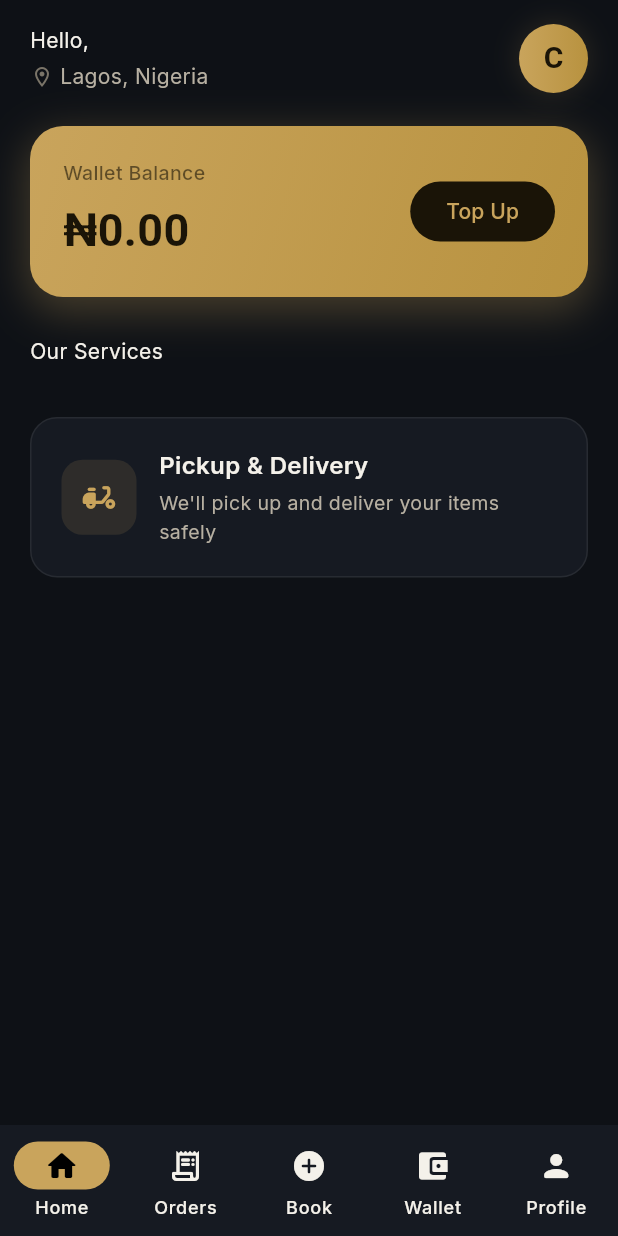
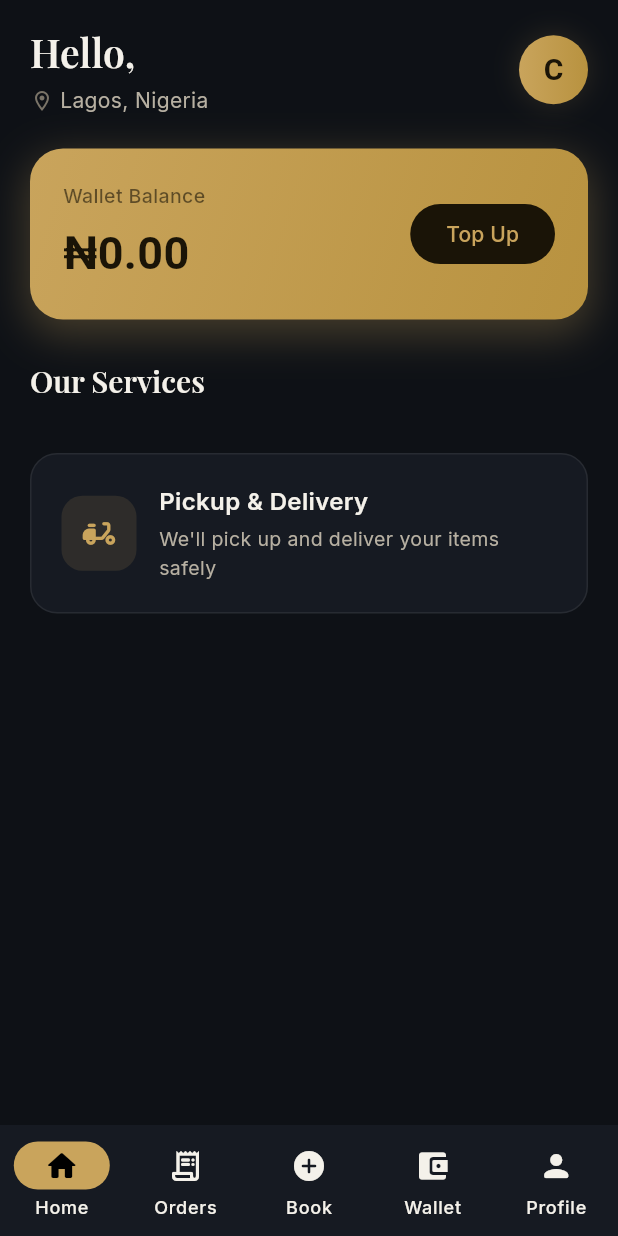
Before and after one commit to darrellojie350-wq/cos-luxury-wash, a Flutter app: the HomeScreen screen opened by its route, on a phone screen of 412 x 824 dp. Run offline on Flutter 3.47's test engine with Material 3 defaults, Android fonts, the light colour scheme and no system bars; drawn by our look-alikes of flutter_animate; our stand-ins replace go_router, google_fonts, supabase_flutter; accounts and stored records are empty; Roboto replaces fonts that are missing (Fraunces).

Commit message:
fix: resolve analyzer errors — AppText alias, CosAnimate signature, go_router imports, Duration types, profile TextStyle

```diff
--- a/lib/screens/booking_screen.dart
+++ b/lib/screens/booking_screen.dart
@@ -123,7 +123,7 @@ class _BookingScreenState extends State<BookingScreen> {
         _stepper(),
         Expanded(
           child: AnimatedSwitcher(
-            duration: 300,
+            duration: const Duration(milliseconds: 300),
             child: [
               _serviceStep(),
               _pickupStep(),
@@ -176,7 +176,7 @@ class _BookingScreenState extends State<BookingScreen> {
             child: GestureDetector(
               onTap: () => setState(() => _service = s),
               child: AnimatedContainer(
-                duration: 250,
+                duration: const Duration(milliseconds: 250),
                 curve: Curves.easeOut,
                 padding: const EdgeInsets.all(16),
                 decoration: BoxDecoration(
--- a/lib/screens/home_screen.dart
+++ b/lib/screens/home_screen.dart
@@ -1,5 +1,6 @@
 import 'package:flutter/material.dart';
 import 'package:flutter_animate/flutter_animate.dart';
+import 'package:go_router/go_router.dart';
 import '../theme/colors.dart';
 import '../theme/theme.dart';
 import '../services/supabase_service.dart';
--- a/lib/screens/orders_screen.dart
+++ b/lib/screens/orders_screen.dart
@@ -40,7 +40,7 @@ class _OrdersScreenState extends State<OrdersScreen> {
   Widget build(BuildContext context) {
     return Scaffold(
       appBar: AppBar(
-        title: AppText.display(22, AppColors.ink),
+        title: Text('Orders', style: AppText.display(22, AppColors.ink)),
         actions: [IconButton(icon: const Icon(Icons.refresh, color: AppColors.ink2), onPressed: _load)],
       ),
       body: Column(children: [
--- a/lib/screens/profile_screen.dart
+++ b/lib/screens/profile_screen.dart
@@ -28,7 +28,7 @@ class _ProfileScreenState extends State<ProfileScreen> {
       body: ListView(padding: const EdgeInsets.all(20), children: [
         const SizedBox(height: 8),
         Column(children: [
-          Container(width: 84, height: 84, decoration: BoxDecoration(shape: BoxShape.circle, gradient: const LinearGradient(colors: [AppColors.gold, AppColors.goldDeep]), boxShadow: [BoxShadow(color: AppColors.goldGlow, blurRadius: 18, spreadRadius: 3)]), child: const Center(child: Text('C', style: {FontWeight: FontWeight.w700, FontSize: 34, Color: Color(0xFF1A1407)} as TextStyle))),
+          Container(width: 84, height: 84, decoration: BoxDecoration(shape: BoxShape.circle, gradient: const LinearGradient(colors: [AppColors.gold, AppColors.goldDeep]), boxShadow: [BoxShadow(color: AppColors.goldGlow, blurRadius: 18, spreadRadius: 3)]), child: const Center(child: Text('C', style: TextStyle(fontWeight: FontWeight.w700, fontSize: 34, color: Color(0xFF1A1407))))),
           const SizedBox(height: 14), Text(_name, style: AppText.display(20)), const SizedBox(height: 2), Text(_email, style: const TextStyle(color: AppColors.ink2, fontSize: 13)),
         ]),
         const SizedBox(height: 28),
--- a/lib/screens/tracking_screen.dart
+++ b/lib/screens/tracking_screen.dart
@@ -1,4 +1,5 @@
 import 'package:flutter/material.dart';
+import 'package:go_router/go_router.dart';
 import '../theme/colors.dart';
 import '../theme/theme.dart';
 import '../services/supabase_service.dart';
@@ -98,7 +99,7 @@ class _TrackingScreenState extends State<TrackingScreen> {
 
   Widget _timelineRow(String status, bool done, bool current, List history) {
     final ts = history.isNotEmpty ? (history.first['created_at'] ?? '').toString().substring(11, 16) : '';
-    return IntrinsicHeight(child: Row(crossAxisAlignment: Alignment.center, children: [
+    return IntrinsicHeight(child: Row(crossAxisAlignment: CrossAxisAlignment.center, children: [
       Column(children: [
         Container(width: 22, height: 22, decoration: BoxDecoration(shape: BoxShape.circle, color: done ? AppColors.gold : Colors.transparent, border: Border.all(color: done ? AppColors.gold : AppColors.muted, width: 2.5)), child: done ? const Icon(Icons.check_rounded, size: 13, color: Color(0xFF1A1407)) : null),
         if (status != 'delivered') Expanded(child: Container(width: 2, color: done ? AppColors.gold : AppColors.surfaceHi)),
--- a/lib/theme/colors.dart
+++ b/lib/theme/colors.dart
@@ -18,5 +18,3 @@ class AppColors {
   static const Color danger = Color(0xFFE5564B);
   static const Color rideGreen = Color(0xFF2E7D5B);
 }
-
-<longcat_arg_value>
--- a/lib/theme/theme.dart
+++ b/lib/theme/theme.dart
@@ -31,3 +31,9 @@ class AppTheme {
   static TextStyle display([double size = 28, Color? color]) => GoogleFonts.playfairDisplay(fontSize: size, fontWeight: FontWeight.w600, color: color ?? AppColors.ink, letterSpacing: -0.02);
   static TextStyle monoNum([double size = 15]) => TextStyle(fontFamily: 'monospace', fontSize: size, fontFeatures: const [FontFeature.tabularFigures()], color: AppColors.ink);
 }
+
+/// Convenience alias so screens can call AppText.display() / AppText.monoNum().
+class AppText {
+  static TextStyle display([double size = 28, Color? color]) => AppTheme.display(size, color);
+  static TextStyle monoNum([double size = 15]) => AppTheme.monoNum(size);
+}
--- a/lib/widgets/common.dart
+++ b/lib/widgets/common.dart
@@ -2,11 +2,12 @@ import 'package:flutter/material.dart';
 import 'package:flutter_animate/flutter_animate.dart';
 import '../theme/colors.dart';
 import '../theme/theme.dart';
+import '../models/models.dart';
 
 class CosAnimate {
   static fadeInUp({required Widget child, int delay = 0}) =>
       child.animate().fadeIn(duration: 450.ms, delay: delay.ms).moveY(begin: 16, end: 0, duration: 450.ms, delay: delay.ms, curve: Curves.easeOutCubic);
-  static scaleIn({required Widget child, int delay = 0}) =>
+  static scaleIn(Widget child, {int delay = 0}) =>
       child.animate().scale(duration: 400.ms, delay: delay.ms, curve: Curves.easeOutBack);
 }
 
```
Also changed, not shown: pubspec.lock, 35 other files.
